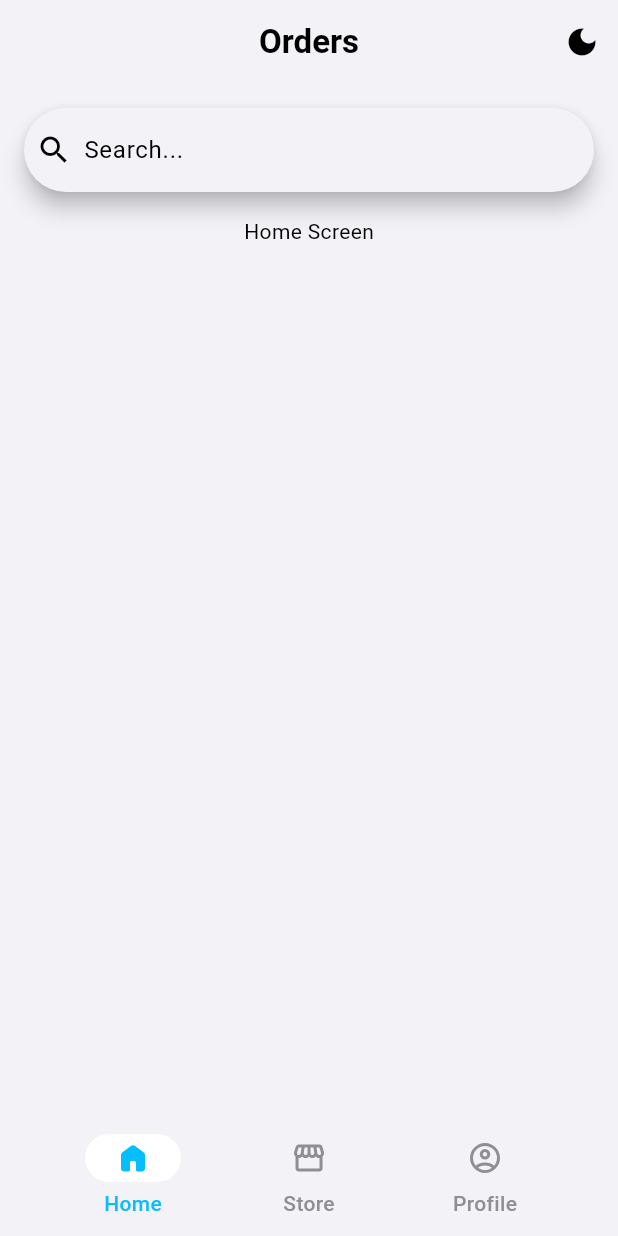
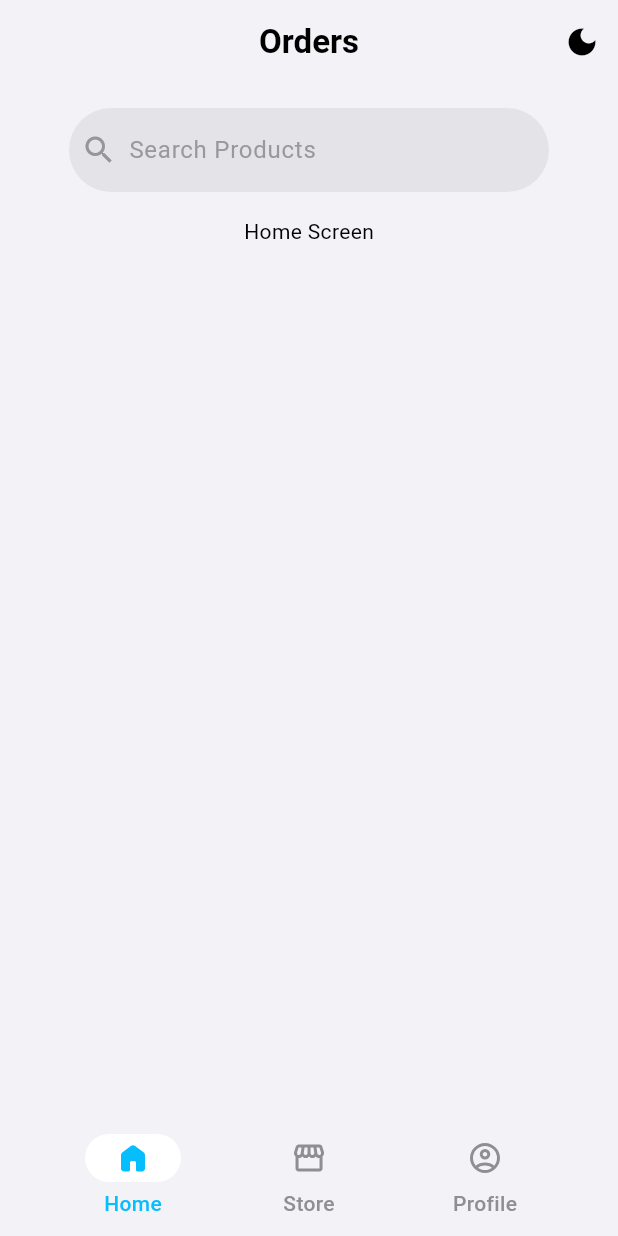
Before and after one commit to SimpliMinimalist/Genesis, a Flutter app: the screen it shows after launch, on a phone screen of 412 x 824 dp. Run offline on Flutter 3.47's test engine with Material 3 defaults, Android fonts, the phone set to English and light mode, and no system bars; our stand-ins replace flutter_svg, go_router.

Commit message:
refactor: update home screen and search bar padding

```diff
--- a/lib/core/themes/colors.dart
+++ b/lib/core/themes/colors.dart
@@ -1,12 +1,17 @@
 
 import 'package:flutter/material.dart';
 
-//---------------------Light Theme Colors---------//
+// Light Theme Colors
 const primaryLight = Color(0xFF0D99FF);
 const backgroundLight = Color(0xFFF2F2F7);
 const surfaceLight = Color(0xFFFFFFFF);
 const textLight = Color(0xFF000000);
 const textLightGrey = Color(0xFF8E8E93);
+
+//search bar
+const searchBarBackgroundLight = Color(0xFFE4E3E8);
+const searchBarPlaceholderLight = Color(0xFF999999);
+const iconLight = Color(0xFF969696);
 
 //Top App Bar
 const topAppBarLight = Color(0xFFF2F2F7);
@@ -19,13 +24,20 @@ const activeLabelLight = Color(0xFF06BDFE);
 const inactiveTabsLight = Color(0xFF8E8E93);
 
 
+//---------------------------------------------//
 
-// --------------Dark Theme Colors------------//
+// Dark Theme Colors
 const primaryDark = Color(0xFF0D99FF);
 const backgroundDark = Color(0xFF0F0F0F);
 const surfaceDark = Color(0xFF1F1F1F);
 const textDark = Color(0xFFFFFFFF);
 const textDarkGrey = Color(0xFF8E8E93);
+
+//search bar
+const searchBarBackgroundDark = Color(0xFF1C1C1E);
+const searchBarPlaceholderDark = Color(0xFF9F9F9F);
+const iconDark = Color(0xFF999999);
+
 
 //Top App Bar
 const topAppBarDark = Color(0xFF0F0F0F);
--- a/lib/core/themes/dark_theme.dart
+++ b/lib/core/themes/dark_theme.dart
@@ -22,6 +22,9 @@ ThemeData darkTheme() {
         activeIcon: activeIconDark,
         activeLabel: activeLabelDark,
         inactiveTabs: inactiveTabsDark,
+        searchBarBackground: searchBarBackgroundDark,
+        searchBarPlaceholder: searchBarPlaceholderDark,
+        icon: iconDark,
       ),
     ],
   );
--- a/lib/core/themes/light_theme.dart
+++ b/lib/core/themes/light_theme.dart
@@ -22,6 +22,9 @@ ThemeData lightTheme() {
         activeIcon: activeIconLight,
         activeLabel: activeLabelLight,
         inactiveTabs: inactiveTabsLight,
+        searchBarBackground: searchBarBackgroundLight,
+        searchBarPlaceholder: searchBarPlaceholderLight,
+        icon: iconLight,
       ),
     ],
   );
--- a/lib/core/themes/theme_extension.dart
+++ b/lib/core/themes/theme_extension.dart
@@ -15,6 +15,9 @@ class AppColors extends ThemeExtension<AppColors> {
     required this.activeIcon,
     required this.activeLabel,
     required this.inactiveTabs,
+    required this.searchBarBackground,
+    required this.searchBarPlaceholder,
+    required this.icon,
   });
 
   final Color primary;
@@ -28,6 +31,9 @@ class AppColors extends ThemeExtension<AppColors> {
   final Color activeIcon;
   final Color activeLabel;
   final Color inactiveTabs;
+  final Color searchBarBackground;
+  final Color searchBarPlaceholder;
+  final Color icon;
 
   @override
   AppColors copyWith({
@@ -42,6 +48,9 @@ class AppColors extends ThemeExtension<AppColors> {
     Color? activeIcon,
     Color? activeLabel,
     Color? inactiveTabs,
+    Color? searchBarBackground,
+    Color? searchBarPlaceholder,
+    Color? icon,
   }) {
     return AppColors(
       primary: primary ?? this.primary,
@@ -55,6 +64,9 @@ class AppColors extends ThemeExtension<AppColors> {
       activeIcon: activeIcon ?? this.activeIcon,
       activeLabel: activeLabel ?? this.activeLabel,
       inactiveTabs: inactiveTabs ?? this.inactiveTabs,
+      searchBarBackground: searchBarBackground ?? this.searchBarBackground,
+      searchBarPlaceholder: searchBarPlaceholder ?? this.searchBarPlaceholder,
+      icon: icon ?? this.icon,
     );
   }
 
@@ -75,6 +87,9 @@ class AppColors extends ThemeExtension<AppColors> {
       activeIcon: Color.lerp(activeIcon, other.activeIcon, t)!,
       activeLabel: Color.lerp(activeLabel, other.activeLabel, t)!,
       inactiveTabs: Color.lerp(inactiveTabs, other.inactiveTabs, t)!,
+      searchBarBackground: Color.lerp(searchBarBackground, other.searchBarBackground, t)!,
+      searchBarPlaceholder: Color.lerp(searchBarPlaceholder, other.searchBarPlaceholder, t)!,
+      icon: Color.lerp(icon, other.icon, t)!,
     );
   }
 }
--- a/lib/core/widgets/search_bar.dart
+++ b/lib/core/widgets/search_bar.dart
@@ -1,13 +1,28 @@
+
 import 'package:flutter/material.dart';
+import 'package:myapp/core/themes/theme_extension.dart';
 
 class AppSearchBar extends StatelessWidget {
   const AppSearchBar({super.key});
 
   @override
   Widget build(BuildContext context) {
-    return const SearchBar(
-      hintText: 'Search...',
-      leading: Icon(Icons.search),
+    final appColors = Theme.of(context).extension<AppColors>()!;
+    return Padding(
+      padding: const EdgeInsets.symmetric(horizontal: 30.0),
+      child: SearchBar(
+        hintText: 'Search Products',
+        hintStyle: WidgetStateProperty.all(
+          TextStyle(color: appColors.searchBarPlaceholder),
+        ),
+        leading: Icon(
+          Icons.search,
+          color: appColors.icon,
+        ),
+        backgroundColor: WidgetStateProperty.all(appColors.searchBarBackground),
+        shadowColor: WidgetStateProperty.all(Colors.transparent),
+        elevation: WidgetStateProperty.all(0.0),
+      ),
     );
   }
 }
```
